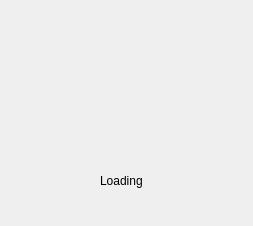
Above: ACL/dlgwait.ui from Pocket99/3D_CNN_KNEE_FLEXION_ANGLE_ESTIMATION before the change. Below: the same form after it.
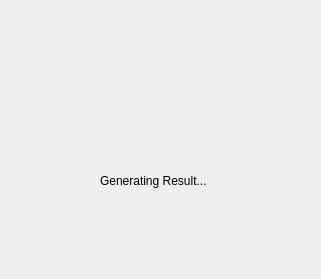
That is the form after the change.

Commit message: update loading icon

Diff of the .ui file:
```diff
--- a/ACL/dlgwait.ui
+++ b/ACL/dlgwait.ui
@@ -6,8 +6,8 @@
    <rect>
     <x>0</x>
     <y>0</y>
-    <width>253</width>
-    <height>226</height>
+    <width>321</width>
+    <height>279</height>
    </rect>
   </property>
   <property name="windowTitle">
@@ -16,8 +16,8 @@
   <widget class="QLabel" name="lbl_gif">
    <property name="geometry">
     <rect>
-     <x>80</x>
-     <y>50</y>
+     <x>110</x>
+     <y>60</y>
      <width>100</width>
      <height>100</height>
     </rect>
@@ -31,12 +31,12 @@
     <rect>
      <x>100</x>
      <y>170</y>
-     <width>81</width>
+     <width>141</width>
      <height>21</height>
     </rect>
    </property>
    <property name="text">
-    <string>Loading</string>
+    <string>Generating Result...</string>
    </property>
   </widget>
  </widget>
```
The commit also changes 3 other files.
